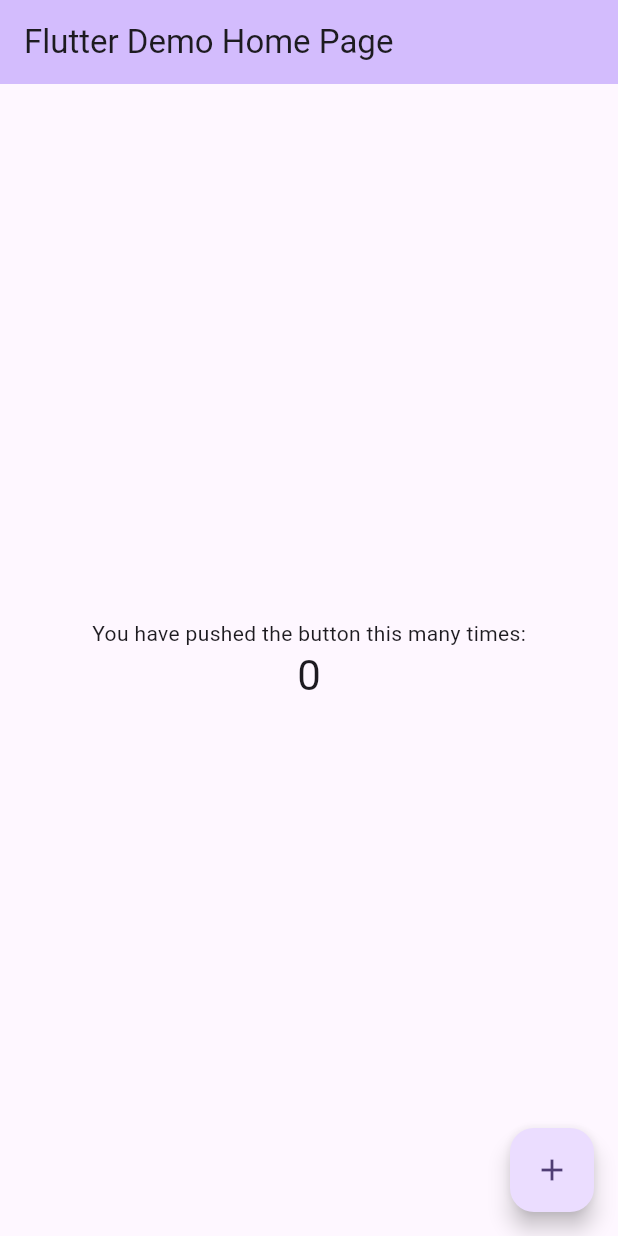
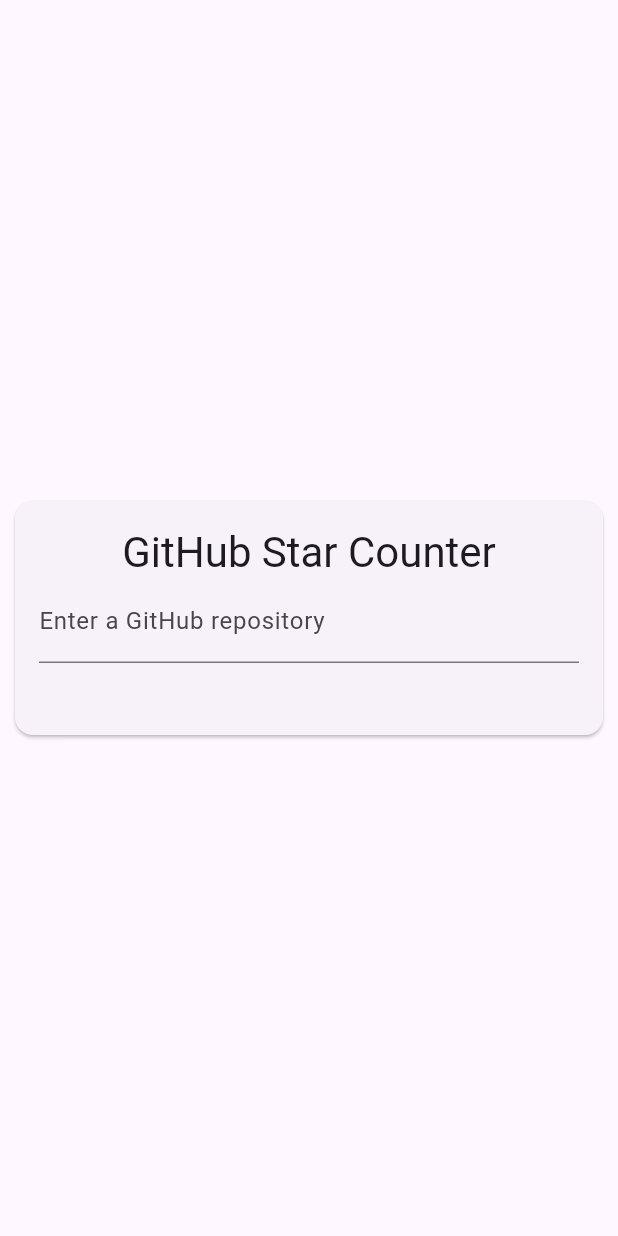
Before and after one commit to naolgithub/Reports-the-number-of-stars-on-github-repository, a Flutter app: the screen it shows after launch, on a phone screen of 412 x 824 dp. Run offline on Flutter 3.47's test engine with Material 2 defaults, Android fonts, the phone set to English and light mode, and no system bars; missing offline and left inert: github.

Commit message:
github star counter is added

```diff
--- a/star_counter/lib/main.dart
+++ b/star_counter/lib/main.dart
@@ -1,125 +1,80 @@
 import 'package:flutter/material.dart';
 
+import 'star_counter.dart';
+
 void main() {
-  runApp(const MyApp());
+  runApp(const StarCounterApp());
 }
 
-class MyApp extends StatelessWidget {
-  const MyApp({super.key});
+class StarCounterApp extends StatelessWidget {
+  const StarCounterApp({super.key});
 
-  // This widget is the root of your application.
   @override
   Widget build(BuildContext context) {
     return MaterialApp(
-      title: 'Flutter Demo',
+      debugShowCheckedModeBanner: false,
       theme: ThemeData(
-        // This is the theme of your application.
-        //
-        // TRY THIS: Try running your application with "flutter run". You'll see
-        // the application has a blue toolbar. Then, without quitting the app,
-        // try changing the seedColor in the colorScheme below to Colors.green
-        // and then invoke "hot reload" (save your changes or press the "hot
-        // reload" button in a Flutter-supported IDE, or press "r" if you used
-        // the command line to start the app).
-        //
-        // Notice that the counter didn't reset back to zero; the application
-        // state is not lost during the reload. To reset the state, use hot
-        // restart instead.
-        //
-        // This works for code too, not just values: Most code changes can be
-        // tested with just a hot reload.
-        colorScheme: ColorScheme.fromSeed(seedColor: Colors.deepPurple),
+        brightness: Brightness.light,
         useMaterial3: true,
       ),
-      home: const MyHomePage(title: 'Flutter Demo Home Page'),
+      routes: {
+        '/': (context) => const HomePage(),
+      },
     );
   }
 }
 
-class MyHomePage extends StatefulWidget {
-  const MyHomePage({super.key, required this.title});
-
-  // This widget is the home page of your application. It is stateful, meaning
-  // that it has a State object (defined below) that contains fields that affect
-  // how it looks.
-
-  // This class is the configuration for the state. It holds the values (in this
-  // case the title) provided by the parent (in this case the App widget) and
-  // used by the build method of the State. Fields in a Widget subclass are
-  // always marked "final".
-
-  final String title;
+class HomePage extends StatefulWidget {
+  const HomePage({super.key});
 
   @override
-  State<MyHomePage> createState() => _MyHomePageState();
+  State<HomePage> createState() => _HomePageState();
 }
 
-class _MyHomePageState extends State<MyHomePage> {
-  int _counter = 0;
-
-  void _incrementCounter() {
-    setState(() {
-      // This call to setState tells the Flutter framework that something has
-      // changed in this State, which causes it to rerun the build method below
-      // so that the display can reflect the updated values. If we changed
-      // _counter without calling setState(), then the build method would not be
-      // called again, and so nothing would appear to happen.
-      _counter++;
-    });
-  }
+class _HomePageState extends State<HomePage> {
+  String _repositoryName = '';
 
   @override
   Widget build(BuildContext context) {
-    // This method is rerun every time setState is called, for instance as done
-    // by the _incrementCounter method above.
-    //
-    // The Flutter framework has been optimized to make rerunning build methods
-    // fast, so that you can just rebuild anything that needs updating rather
-    // than having to individually change instances of widgets.
     return Scaffold(
-      appBar: AppBar(
-        // TRY THIS: Try changing the color here to a specific color (to
-        // Colors.amber, perhaps?) and trigger a hot reload to see the AppBar
-        // change color while the other colors stay the same.
-        backgroundColor: Theme.of(context).colorScheme.inversePrimary,
-        // Here we take the value from the MyHomePage object that was created by
-        // the App.build method, and use it to set our appbar title.
-        title: Text(widget.title),
-      ),
       body: Center(
-        // Center is a layout widget. It takes a single child and positions it
-        // in the middle of the parent.
-        child: Column(
-          // Column is also a layout widget. It takes a list of children and
-          // arranges them vertically. By default, it sizes itself to fit its
-          // children horizontally, and tries to be as tall as its parent.
-          //
-          // Column has various properties to control how it sizes itself and
-          // how it positions its children. Here we use mainAxisAlignment to
-          // center the children vertically; the main axis here is the vertical
-          // axis because Columns are vertical (the cross axis would be
-          // horizontal).
-          //
-          // TRY THIS: Invoke "debug painting" (choose the "Toggle Debug Paint"
-          // action in the IDE, or press "p" in the console), to see the
-          // wireframe for each widget.
-          mainAxisAlignment: MainAxisAlignment.center,
-          children: <Widget>[
-            const Text(
-              'You have pushed the button this many times:',
+        child: ConstrainedBox(
+          constraints: const BoxConstraints(maxWidth: 400),
+          child: Card(
+            child: Padding(
+              padding: const EdgeInsets.all(16.0),
+              child: Column(
+                mainAxisSize: MainAxisSize.min,
+                crossAxisAlignment: CrossAxisAlignment.center,
+                children: [
+                  Text(
+                    'GitHub Star Counter',
+                    // style: Theme.of(context).textTheme.headline4,
+                    style: Theme.of(context).textTheme.headlineMedium,
+                  ),
+                  TextField(
+                    decoration: const InputDecoration(
+                      labelText: 'Enter a GitHub repository',
+                      hintText: 'flutter/flutter',
+                    ),
+                    onSubmitted: (text) {
+                      setState(() {
+                        _repositoryName = text;
+                      });
+                    },
+                  ),
+                  Padding(
+                    padding: const EdgeInsets.only(top: 32.0),
+                    child: GitHubStarCounter(
+                      repositoryName: _repositoryName,
+                    ),
+                  ),
+                ],
+              ),
             ),
-            Text(
-              '$_counter',
-              style: Theme.of(context).textTheme.headlineMedium,
-            ),
-          ],
+          ),
         ),
       ),
-      floatingActionButton: FloatingActionButton(
-        onPressed: _incrementCounter,
-        tooltip: 'Increment',
-        child: const Icon(Icons.add),
-      ), // This trailing comma makes auto-formatting nicer for build methods.
     );
   }
 }
```
Also changed, not shown: star_counter/lib/star_counter.dart (added, +94 -0 lines).
